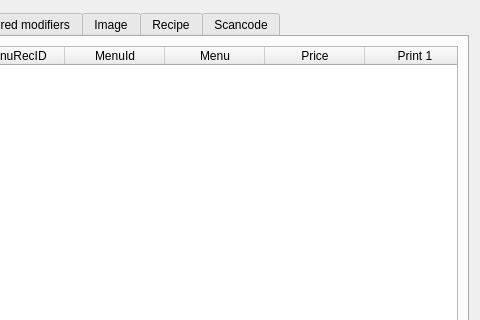
The window that RowEditor/rerestdish.ui (End1-1/Resort-2) describes before a commit, drawn with Qt 5; both pictures show x 158 to 638 and y 0 to 320 of the 638 by 774 pixel window.
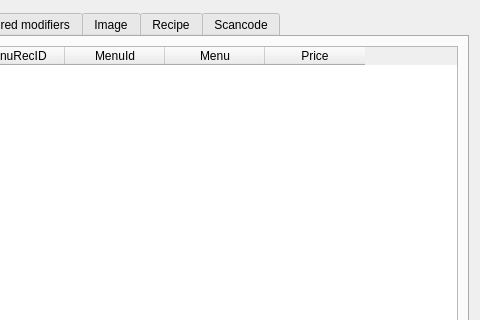
The same window after the commit. The open tabs and pages were chosen to show the change. Icons and pictures are not drawn. Custom widgets are drawn as their Qt base class.

Commit message: store output review

The edit to the form file:
```diff
--- a/RowEditor/rerestdish.ui
+++ b/RowEditor/rerestdish.ui
@@ -493,31 +493,6 @@
            <string>Price</string>
           </property>
          </column>
-         <column>
-          <property name="text">
-           <string>Print 1</string>
-          </property>
-         </column>
-         <column>
-          <property name="text">
-           <string>Print 2</string>
-          </property>
-         </column>
-         <column>
-          <property name="text">
-           <string>StoreId</string>
-          </property>
-         </column>
-         <column>
-          <property name="text">
-           <string>Store</string>
-          </property>
-         </column>
-         <column>
-          <property name="text">
-           <string>Complex</string>
-          </property>
-         </column>
         </widget>
        </item>
       </layout>
```
The commit also changes 22 other files.
